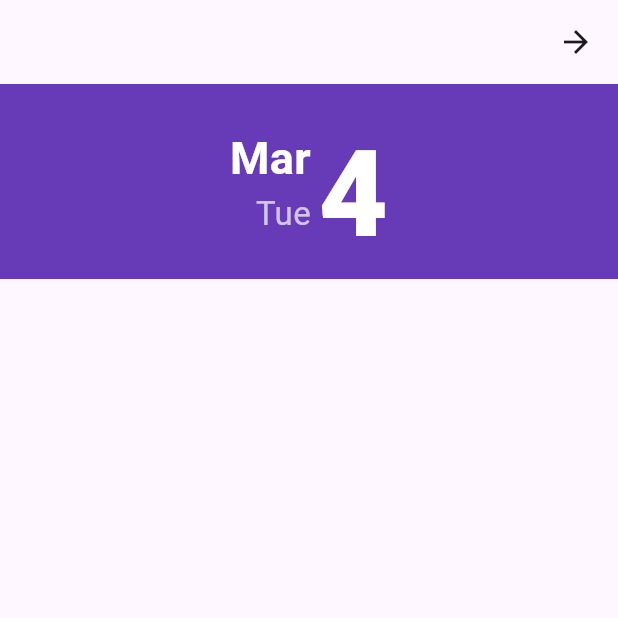
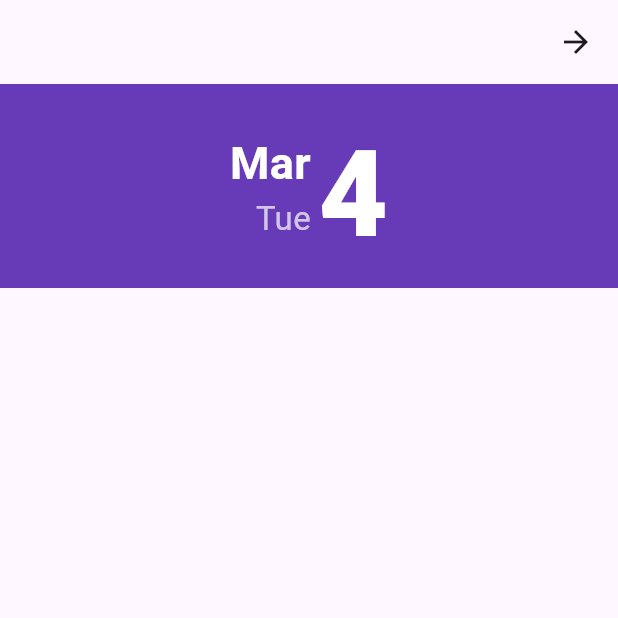
Before and after one commit to alezzi889/Post, a Flutter app: the TaskPage screen opened directly, on a phone screen of 412 x 824 dp, the top half of it. Run offline on Flutter 3.47's test engine with Material 3 defaults, Android fonts, the phone set to English and light mode, and no system bars; our stand-ins replace font_awesome_flutter, page_transition, sqflite; accounts and stored records are empty.

```diff
--- a/lib/src/core/widgets/date_widget.dart
+++ b/lib/src/core/widgets/date_widget.dart
@@ -27,7 +27,7 @@ class _DateState extends State<Date> {
   @override
   Widget build(BuildContext context) {
     return Container(
-      height: 130,
+      height: 136,
       padding: const EdgeInsets.all(16),
       color: Colors.deepPurple,
       child: GestureDetector(
```
